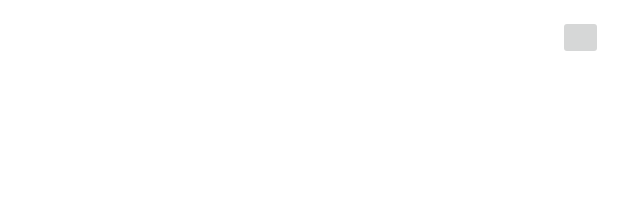
After one commit to chrisUniDev/PRCO203-Android-, an Android app: the layout fragment_info_open.xml on its own in the app's theme, with its tools: preview values and no code run, on a phone screen of 412 x 824 dp. The commit adds this screen. Shown: the top 214 px of the screen. Run offline under Robolectric (Android 15) with nearby library versions, the phone set to English and light mode, and no system bars.

Commit message:
Added support tab, and infoOpen fragment, need to see about hiding bottom bar nav and close infoOpen frag

```diff
--- /dev/null
+++ b/BBAHealth/app/src/main/res/layout/fragment_info_open.xml
@@ -0,0 +1,22 @@
+<RelativeLayout
+    xmlns:android="http://schemas.android.com/apk/res/android"
+    xmlns:tools="http://schemas.android.com/tools"
+    android:layout_width="match_parent"
+    android:layout_height="match_parent"
+    android:background="#ffffff"
+    tools:context="com.example.bbahealth.InfoOpenFragment"
+    >
+
+    <ImageButton
+        android:id="@+id/imageButtonClose"
+        android:layout_width="30dp"
+        android:layout_height="30dp"
+        android:layout_alignParentTop="true"
+        android:layout_alignParentRight="true"
+        android:layout_alignParentEnd="true"
+        android:layout_marginTop="10dp"
+        android:layout_marginRight="10dp"
+        android:layout_marginEnd="10dp"
+        />
+
+</RelativeLayout>
--- a/BBAHealth/app/src/main/res/menu/navigation.xml
+++ b/BBAHealth/app/src/main/res/menu/navigation.xml
@@ -25,4 +25,10 @@
         android:title="@string/title_tracker"
         />
 
+    <item
+        android:id="@+id/navigation_support"
+        android:icon="@drawable/ic_track_changes_black_24dp"
+        android:title="@string/title_support"
+        />
+
 </menu>
--- a/BBAHealth/app/src/main/res/values/strings.xml
+++ b/BBAHealth/app/src/main/res/values/strings.xml
@@ -4,6 +4,7 @@
     <string name="title_maps">Maps</string>
     <string name="title_record">Record</string>
     <string name="title_tracker">Tracker</string>
+    <string name="title_support">Support</string>
     <string name="content_description">View In Detail</string>
 
     <string name="hello_blank_fragment">Hello blank fragment</string>
```
Also changed, not shown: BBAHealth/app/src/main/java/com/example/bbahealth/InfoOpenFragment.java (added, +23 -0 lines), BBAHealth/app/src/main/java/com/example/bbahealth/MainActivity.java (+27 -2 lines).
